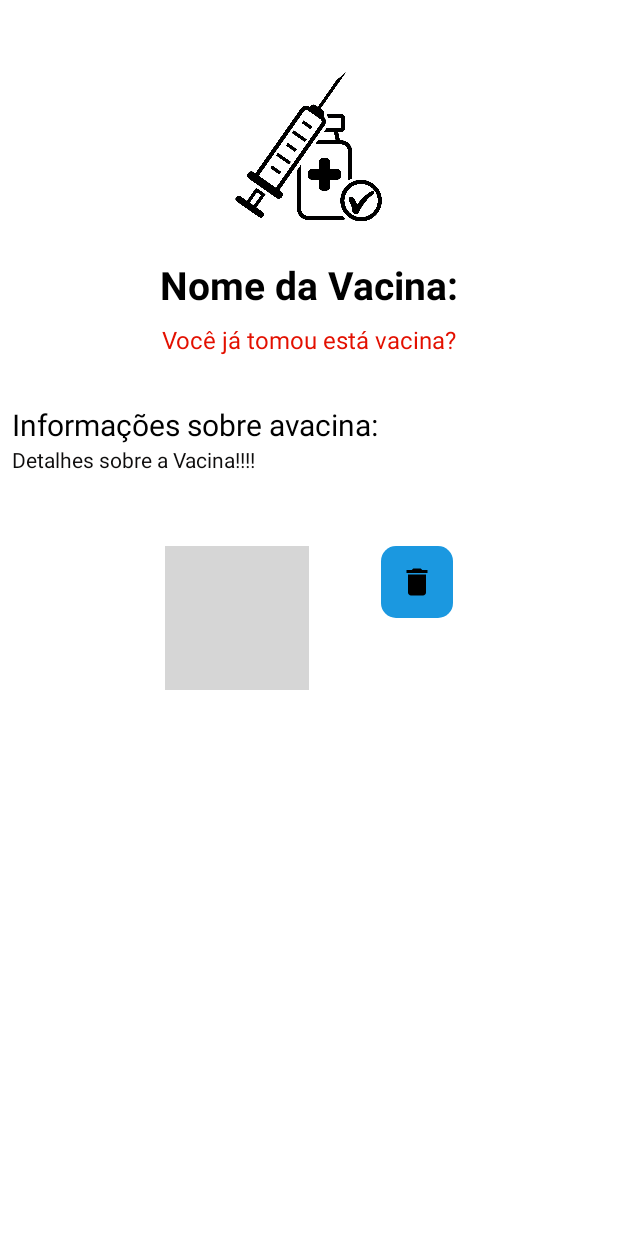
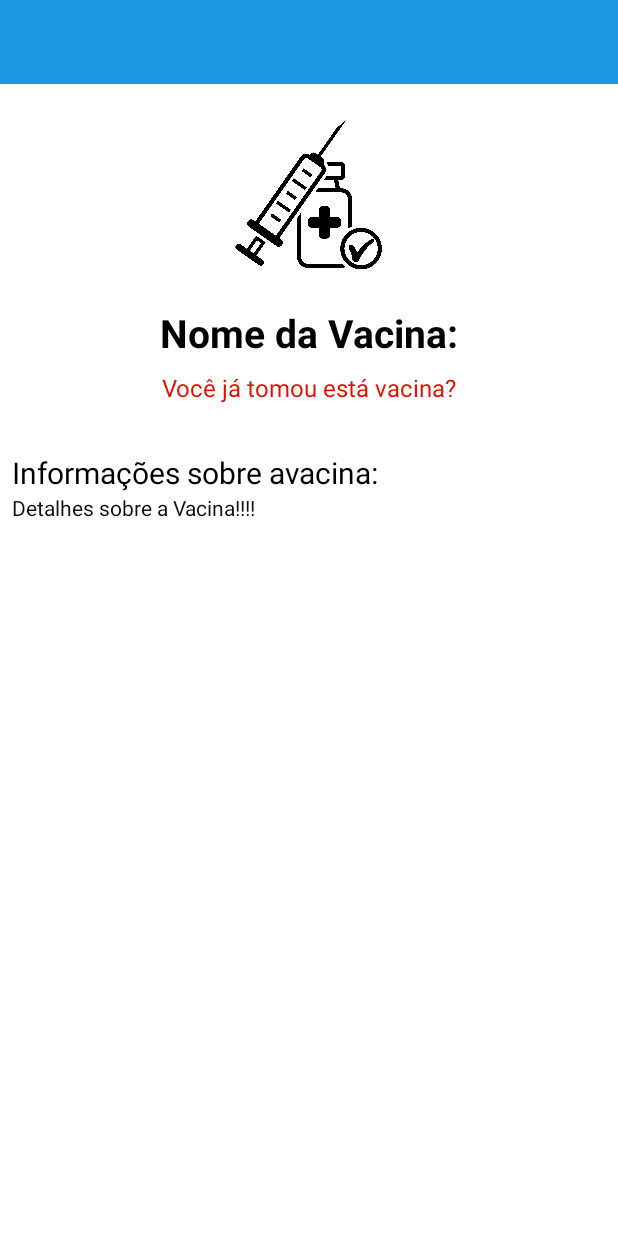
Before and after one commit to AndreMP93/VacinaEmDia, an Android app: the layout activity_detalhes_vacina.xml on its own in the app's theme, with its tools: preview values and no code run, on a phone screen of 412 x 824 dp. Run offline under Robolectric (Android 15) with nearby library versions, the phone set to English and light mode, and no system bars; grey boxes are pictures that could not be loaded.

Commit message:
Atualizaçao: 19/06/2022

```diff
--- a/app/src/main/AndroidManifest.xml
+++ b/app/src/main/AndroidManifest.xml
@@ -11,7 +11,6 @@
         android:theme="@style/Theme.VacinaEmDia">
         <activity
             android:name=".activity.EditarVacinaActivity"
-            android:parentActivityName=".activity.DetalhesVacinaActivity"
             android:exported="false" />
         <activity
             android:name=".activity.AdicionarVacinaActivity"
@@ -19,6 +18,7 @@
             android:parentActivityName=".activity.MainActivity" />
         <activity
             android:name=".activity.DetalhesVacinaActivity"
+            android:theme="@style/Theme.AppCompat.Light.NoActionBar"
             android:exported="false"
             android:parentActivityName=".activity.MainActivity" />
         <activity
--- a/app/src/main/java/com/example/vacinaemdia/activity/AdicionarVacinaActivity.kt
+++ b/app/src/main/java/com/example/vacinaemdia/activity/AdicionarVacinaActivity.kt
@@ -81,6 +81,7 @@ class AdicionarVacinaActivity : AppCompatActivity() {
         }
 
         limparCampos()
+        finish()
     }
 
 }
--- a/app/src/main/res/layout/activity_detalhes_vacina.xml
+++ b/app/src/main/res/layout/activity_detalhes_vacina.xml
@@ -19,15 +19,26 @@
             android:layout_width="match_parent"
             android:layout_height="wrap_content">
 
+            <androidx.appcompat.widget.Toolbar
+                android:id="@+id/toolbar_Detalhes"
+                android:layout_width="match_parent"
+                android:layout_height="wrap_content"
+                android:background="?attr/colorPrimary"
+                android:minHeight="?attr/actionBarSize"
+                android:theme="@style/Theme.VacinaEmDia"
+                app:layout_constraintEnd_toEndOf="parent"
+                app:layout_constraintStart_toStartOf="parent"
+                app:layout_constraintTop_toTopOf="parent" />
+
             <ImageView
                 android:id="@+id/imageVacina"
                 android:layout_width="100dp"
                 android:layout_height="100dp"
-                android:layout_marginTop="48dp"
+                android:layout_marginTop="24dp"
                 android:contentDescription="@string/nome_vacina"
                 app:layout_constraintEnd_toEndOf="parent"
                 app:layout_constraintStart_toStartOf="parent"
-                app:layout_constraintTop_toTopOf="parent"
+                app:layout_constraintTop_toBottomOf="@+id/toolbar_Detalhes"
                 app:srcCompat="@drawable/ic_vacina" />
 
             <TextView
@@ -88,39 +99,6 @@
 
             </LinearLayout>
 
-            <ImageButton
-                android:id="@+id/imageButtonEditar"
-                android:layout_width="wrap_content"
-                android:layout_height="wrap_content"
-                android:layout_marginTop="24dp"
-                android:layout_marginEnd="24dp"
-                android:background="@drawable/botao_customizado"
-                android:contentDescription="@string/botao_editar"
-                android:minWidth="48dp"
-                android:minHeight="48dp"
-                app:layout_constraintEnd_toStartOf="@+id/imageButtonExcluir"
-                app:layout_constraintHorizontal_bias="0.5"
-                app:layout_constraintHorizontal_chainStyle="packed"
-                app:layout_constraintStart_toStartOf="parent"
-                app:layout_constraintTop_toBottomOf="@+id/linearLayout"
-                app:srcCompat="@drawable/ic_edit_24" />
-
-            <ImageButton
-                android:id="@+id/imageButtonExcluir"
-                android:layout_width="wrap_content"
-                android:layout_height="wrap_content"
-                android:layout_marginStart="24dp"
-                android:layout_marginTop="24dp"
-                android:background="@drawable/botao_customizado"
-                android:contentDescription="@string/botao_excluir"
-                android:minWidth="48dp"
-                android:minHeight="48dp"
-                app:layout_constraintEnd_toEndOf="parent"
-                app:layout_constraintHorizontal_bias="0.5"
-                app:layout_constraintStart_toEndOf="@+id/imageButtonEditar"
-                app:layout_constraintTop_toBottomOf="@+id/linearLayout"
-                app:srcCompat="@drawable/ic_delete_24" />
-
         </androidx.constraintlayout.widget.ConstraintLayout>
     </ScrollView>
 </androidx.constraintlayout.widget.ConstraintLayout>
--- a/app/src/main/res/values/strings.xml
+++ b/app/src/main/res/values/strings.xml
@@ -15,6 +15,9 @@
     <string name="informacoes">Informações sobre avacina:</string>
     <string name="idede">Quando devo toma-la?</string>
     <string name="detalhes">Detalhes sobre a Vacina!!!!</string>
+    <string name="statusVacinaPendente">Vacina Pendente</string>
+    <string name="statusData">Vacinado em</string>
+    <string name="statusDoses">Doses da Vacina Recebidas:</string>
 
 
     <string name="botao_salvar">Salvar</string>
```
Also changed, not shown: app/src/main/java/com/example/vacinaemdia/BancoDadosHelper.kt (+13 -11 lines), app/src/main/java/com/example/vacinaemdia/activity/DetalhesVacinaActivity.kt (+36 -22 lines), app/src/main/java/com/example/vacinaemdia/activity/EditarVacinaActivity.kt (+3 -7 lines), app/src/main/java/com/example/vacinaemdia/activity/MainActivity.kt (+9 -6 lines).
